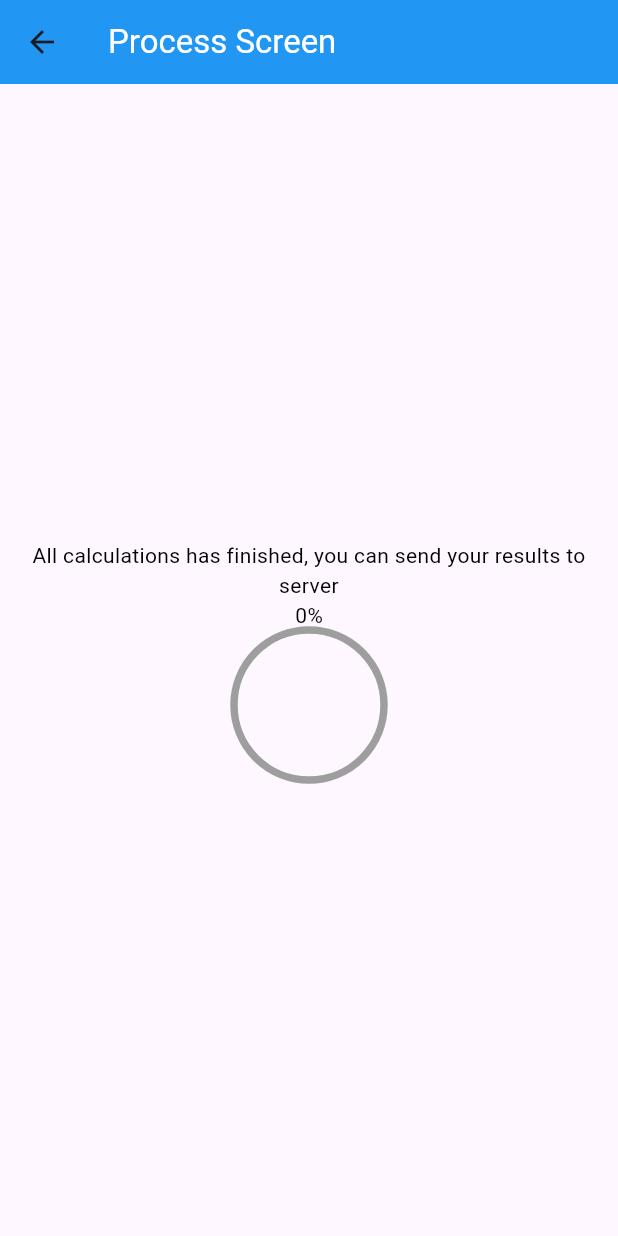
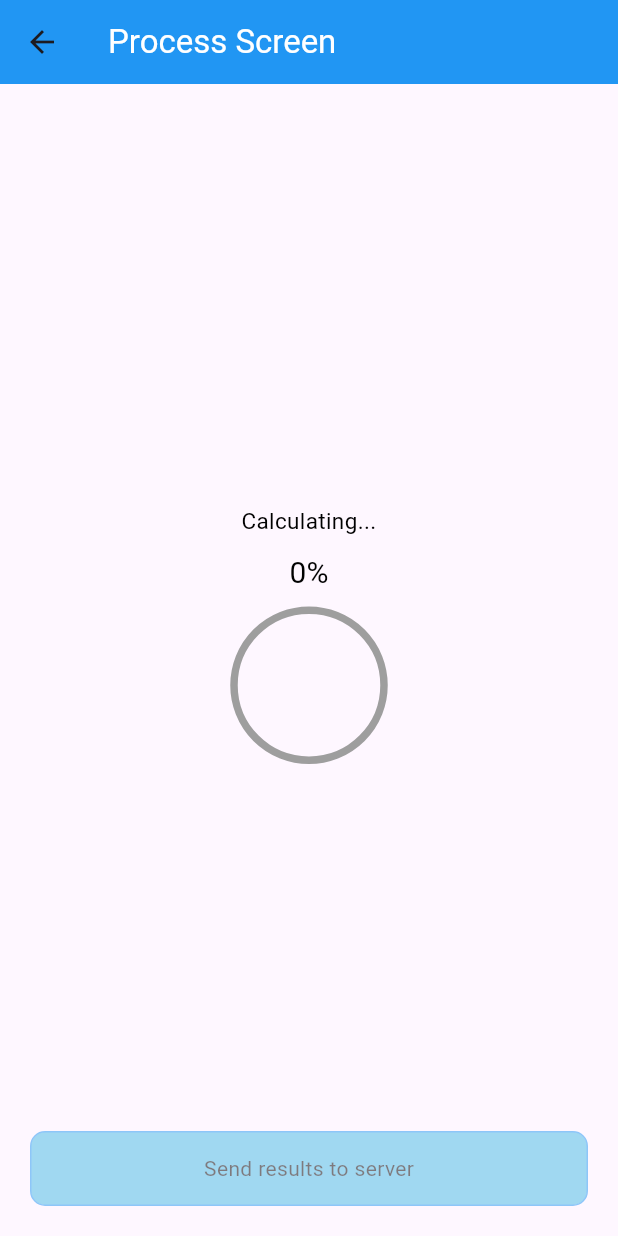
Before and after one commit to Yura-0/path_finding_app, a Flutter app: the ProcessScreen screen opened directly with empty values, on a phone screen of 412 x 824 dp. Run offline on Flutter 3.47's test engine with Material 3 defaults, Android fonts, the phone set to English and light mode, and no system bars.

Commit message:
some customize

```diff
--- a/lib/view/pages/home_screen.dart
+++ b/lib/view/pages/home_screen.dart
@@ -29,6 +29,7 @@ class _HomeScreenState extends State<HomeScreen> {
         padding: const EdgeInsets.all(20),
         child: SingleChildScrollView(
           child: Column(
+            mainAxisAlignment: MainAxisAlignment.end,
             children: [
               const Align(
                 alignment: Alignment.centerLeft,
--- a/lib/view/pages/process_screen.dart
+++ b/lib/view/pages/process_screen.dart
@@ -2,6 +2,7 @@ import 'package:flutter/material.dart';
 
 import '../../core/model.dart';
 import '../../core/path_find.dart';
+import '../widgets/standart_btn.dart';
 
 class ProcessScreen extends StatefulWidget {
   final String url;
@@ -34,7 +35,6 @@ class _ProcessScreenState extends State<ProcessScreen> {
     }
   }
 
-
   @override
   Widget build(BuildContext context) {
     return Scaffold(
@@ -48,21 +48,32 @@ class _ProcessScreenState extends State<ProcessScreen> {
       body: SafeArea(
         child: Padding(
           padding: const EdgeInsets.all(20),
+          child: Center(
             child: Column(
-            mainAxisAlignment: MainAxisAlignment.center,
+              mainAxisAlignment: MainAxisAlignment.end,
               children: [
-              const Text(
-                "All calculations has finished, you can send your results to server",
+                Text(
+                  _progress * 100 < 100
+                      ? "Calculating..."
+                      : "All calculations has finished, you can send your results to server",
                   textAlign: TextAlign.center,
-                style: TextStyle(
+                  style: const TextStyle(
                     color: Colors.black,
+                    fontSize: 15,
                   ),
+                ),
+                SizedBox(
+                  height: 10,
                 ),
                 Text(
                   "${(_progress * 100).toStringAsFixed(0)}%",
                   style: const TextStyle(
                     color: Colors.black,
+                    fontSize: 20,
                   ),
+                ),
+                SizedBox(
+                  height: 10,
                 ),
                 SizedBox(
                   width: 100,
@@ -74,7 +85,23 @@ class _ProcessScreenState extends State<ProcessScreen> {
                     strokeWidth: 5,
                   ),
                 ),
+                 SizedBox(
+                height: MediaQuery.of(context).size.height * 0.3,
+              ),
+              Opacity(
+                opacity:  _progress * 100 < 100
+                    ? 0.5
+                    : 1,
+                child: StandartBtn(
+                  text: "Send results to server",
+                  onPressed:_progress * 100 < 100
+                      ? () {
+                        }
+                      : () {},
+                ),
+              ),
               ],
+            ),
           ),
         ),
       ),
```
Lines whose indentation alone changed are shown as unchanged.
